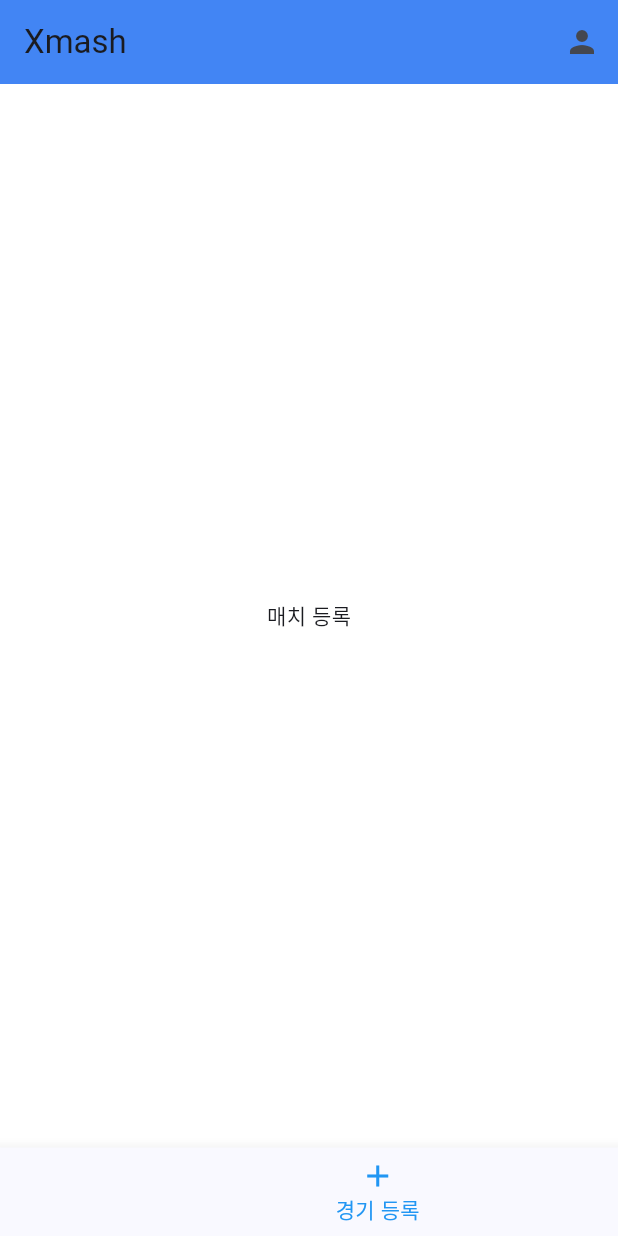
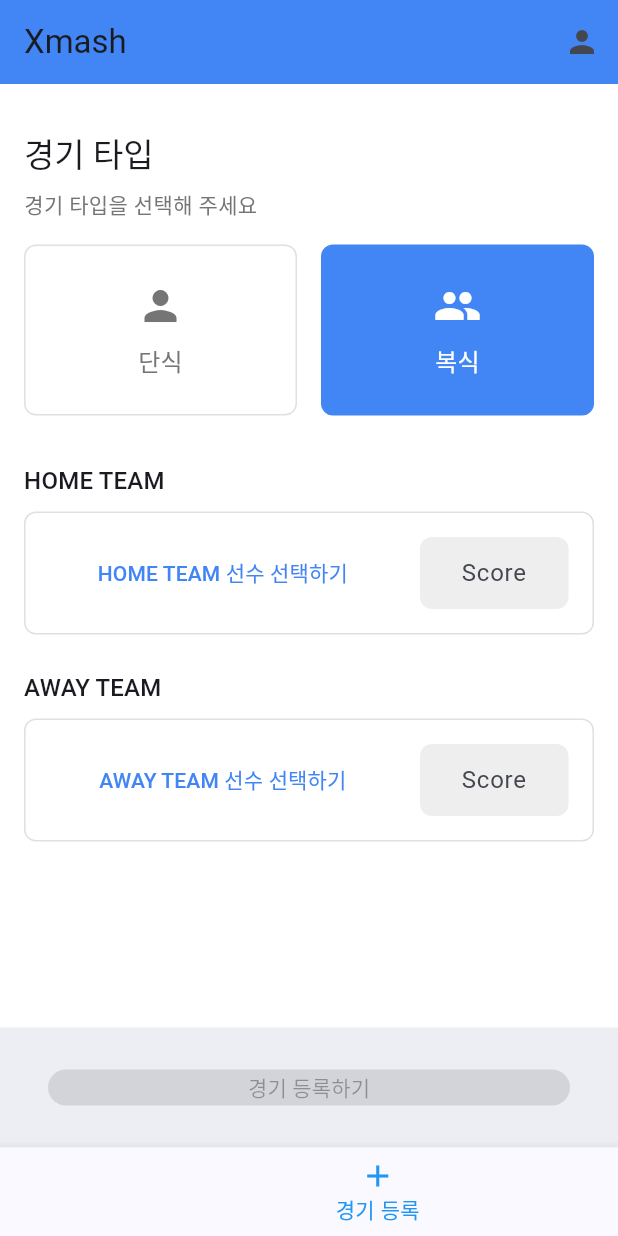
Before and after one commit to Heosejin98/xmash-app, a Flutter app: the screen it shows after launch, item 3 of the bottom bar chosen, on a phone screen of 412 x 824 dp. Run offline on Flutter 3.47's test engine with Material 3 defaults, Android fonts, the phone set to English and light mode, and no system bars; our stand-ins replace dio, get; network calls fail.

Commit message:
feat: match_register 화면 구현 완료"

```diff
--- a/lib/presentation/screens/home/main_screen.dart
+++ b/lib/presentation/screens/home/main_screen.dart
@@ -1,12 +1,13 @@
 import 'package:flutter/material.dart';
 import 'package:xmash_app/presentation/screens/match/match_list_screen.dart';
 import 'package:xmash_app/presentation/screens/ranking/ranking_list_screen.dart';
+import 'package:xmash_app/presentation/screens/match/match_register_screen.dart';
 import 'package:xmash_app/presentation/widgets/common/main_app_bar.dart';
 import 'package:xmash_app/presentation/widgets/common/main_bottom_navigation_bar.dart';
 
 
 class MainScreen extends StatefulWidget {
-  const MainScreen({Key? key}) : super(key: key);
+  const MainScreen({super.key});
 
   @override
   State<MainScreen> createState() => _MainScreenState();
@@ -18,7 +19,7 @@ class _MainScreenState extends State<MainScreen> {
   final List<Widget> _screens = [
     const RankingListScreen(),
     const Center(child: Text('토너먼트')),
-    const Center(child: Text('매치 등록')),
+    const MatchRegisterScreen(),
     const MatchListScreen(),
   ];
 
--- /dev/null
+++ b/lib/presentation/screens/match/match_register_screen.dart
@@ -0,0 +1,260 @@
+import 'package:flutter/material.dart';
+import 'player_select_screen.dart';
+
+class MatchRegisterScreen extends StatefulWidget {
+  const MatchRegisterScreen({super.key});
+
+  @override
+  State<MatchRegisterScreen> createState() => _MatchRegisterScreenState();
+}
+
+class _MatchRegisterScreenState extends State<MatchRegisterScreen> {
+  String? selectedType = '복식';
+  List<String>? myTeamPlayers;
+  List<String>? opponentPlayers;
+  final TextEditingController _myTeamScoreController = TextEditingController();
+  final TextEditingController _opponentTeamScoreController = TextEditingController();
+
+  @override
+  void dispose() {
+    _myTeamScoreController.dispose();
+    _opponentTeamScoreController.dispose();
+    super.dispose();
+  }
+
+  Widget _buildTeamSection({
+    required BuildContext context,
+    required String title,
+    required List<String>? players,
+    required VoidCallback onSelectPressed,
+    required TextEditingController scoreController,
+  }) {
+    return Column(
+      crossAxisAlignment: CrossAxisAlignment.start,
+      children: [
+        Text(
+          title,
+          style: Theme.of(context).textTheme.titleMedium,
+        ),
+        const SizedBox(height: 8),
+        Container(
+          width: double.infinity,
+          padding: const EdgeInsets.all(16),
+          decoration: BoxDecoration(
+            border: Border.all(color: Colors.grey[300]!),
+            borderRadius: BorderRadius.circular(8),
+          ),
+          child: Row(
+            children: [
+              Expanded(
+                flex: 7,
+                child: players == null || players.isEmpty
+                    ? TextButton(
+                        onPressed: onSelectPressed,
+                        child: Text('${title} 선수 선택하기'),
+                      )
+                    : Column(
+                        crossAxisAlignment: CrossAxisAlignment.start,
+                        children: [
+                          Wrap(
+                            spacing: 8,
+                            children: players
+                                .map((player) => Chip(
+                                      label: Text(player),
+                                    ))
+                                .toList(),
+                          ),
+                          TextButton(
+                            onPressed: onSelectPressed,
+                            child: const Text('다시 선택하기'),
+                          ),
+                        ],
+                      ),
+              ),
+              const SizedBox(width: 16),
+              Expanded(
+                flex: 3,
+                child: Container(
+                  decoration: BoxDecoration(
+                    color: Colors.grey[200],
+                    borderRadius: BorderRadius.circular(8),
+                  ),
+                  child: TextField(
+                    controller: scoreController,
+                    keyboardType: TextInputType.number,
+                    textAlign: TextAlign.center,
+                    decoration: const InputDecoration(
+                      hintText: 'Score',
+                      border: InputBorder.none,
+                      contentPadding: EdgeInsets.symmetric(
+                        horizontal: 8,
+                        vertical: 12,
+                      ),
+                    ),
+                  ),
+                ),
+              ),
+            ],
+          ),
+        ),
+      ],
+    );
+  }
+
+  @override
+  Widget build(BuildContext context) {
+    return Scaffold(
+      body: Padding(
+        padding: const EdgeInsets.all(16.0),
+        child: Column(
+          crossAxisAlignment: CrossAxisAlignment.start,
+          children: [
+            const SizedBox(height: 16),
+            Text(
+              '경기 타입',
+              style: Theme.of(context).textTheme.titleLarge,
+            ),
+            const SizedBox(height: 8),
+            Text(
+              '경기 타입을 선택해 주세요',
+              style: Theme.of(context).textTheme.bodyMedium?.copyWith(
+                    color: Colors.grey[600],
+                  ),
+            ),
+            const SizedBox(height: 16),
+            Row(
+              children: [
+                Expanded(
+                  child: _buildTypeButton(
+                    context: context,
+                    type: '단식',
+                    icon: Icons.person,
+                    isSelected: selectedType == '단식',
+                    onTap: () => _handleTypeSelection('단식'),
+                  ),
+                ),
+                const SizedBox(width: 16),
+                Expanded(
+                  child: _buildTypeButton(
+                    context: context,
+                    type: '복식',
+                    icon: Icons.people,
+                    isSelected: selectedType == '복식',
+                    onTap: () => _handleTypeSelection('복식'),
+                  ),
+                ),
+              ],
+            ),
+            if (selectedType != null) ...[
+              const SizedBox(height: 32),
+              _buildTeamSection(
+                context: context,
+                title: 'HOME TEAM',
+                players: myTeamPlayers,
+                onSelectPressed: () => _selectPlayers(true),
+                scoreController: _myTeamScoreController,
+              ),
+              const SizedBox(height: 24),
+              _buildTeamSection(
+                context: context,
+                title: 'AWAY TEAM',
+                players: opponentPlayers,
+                onSelectPressed: () => _selectPlayers(false),
+                scoreController: _opponentTeamScoreController,
+              ),
+            ],
+          ],
+        ),
+      ),
+      bottomNavigationBar: selectedType != null
+          ? BottomAppBar(
+              child: Padding(
+                padding: const EdgeInsets.all(16.0),
+                child: ElevatedButton(
+                  onPressed: _canProceed() ? () {
+                    // TODO: 경기 등록 처리
+                  } : null,
+                  child: const Text('경기 등록하기'),
+                ),
+              ),
+            )
+          : null,
+    );
+  }
+
+
+  Future<void> _handleTypeSelection(String type) async {
+    setState(() {
+      selectedType = type;
+      myTeamPlayers = null;
+      opponentPlayers = null;
+    });
+  }
+
+  Future<void> _selectPlayers(bool isMyTeam) async {
+    final result = await PlayerSelectBottomSheet.show(
+      context: context,
+      isDoubles: selectedType == '복식',
+      title: isMyTeam ? '우리팀 선수 선택' : '상대팀 선수 선택',
+    );
+
+    if (result != null) {
+      setState(() {
+        if (isMyTeam) {
+          myTeamPlayers = result;
+        } else {
+          opponentPlayers = result;
+        }
+      });
+    }
+  }
+
+  bool _canProceed() {
+    final requiredPlayers = selectedType == '복식' ? 2 : 1;
+    final hasValidScores = _myTeamScoreController.text.isNotEmpty &&
+                          _opponentTeamScoreController.text.isNotEmpty;
+    return myTeamPlayers?.length == requiredPlayers &&
+           opponentPlayers?.length == requiredPlayers &&
+           hasValidScores;
+  }
+
+  Widget _buildTypeButton({
+    required BuildContext context,
+    required String type,
+    required IconData icon,
+    required bool isSelected,
+    required VoidCallback onTap,
+  }) {
+    return InkWell(
+      onTap: onTap,
+      child: Container(
+        padding: const EdgeInsets.symmetric(vertical: 24),
+        decoration: BoxDecoration(
+          color: isSelected ? Theme.of(context).primaryColor : Colors.white,
+          border: Border.all(
+            color: isSelected
+                ? Theme.of(context).primaryColor
+                : Colors.grey[300]!,
+          ),
+          borderRadius: BorderRadius.circular(8),
+        ),
+        child: Column(
+          children: [
+            Icon(
+              icon,
+              size: 32,
+              color: isSelected ? Colors.white : Colors.grey[600],
+            ),
+            const SizedBox(height: 8),
+            Text(
+              type,
+              style: Theme.of(context).textTheme.titleMedium?.copyWith(
+                    color: isSelected ? Colors.white : Colors.grey[600],
+                  ),
+            ),
+          ],
+        ),
+      ),
+    );
+  }
+}
```
Also changed, not shown: lib/presentation/screens/match/player_select_screen.dart (added, +219 -0 lines), 1 other file.
